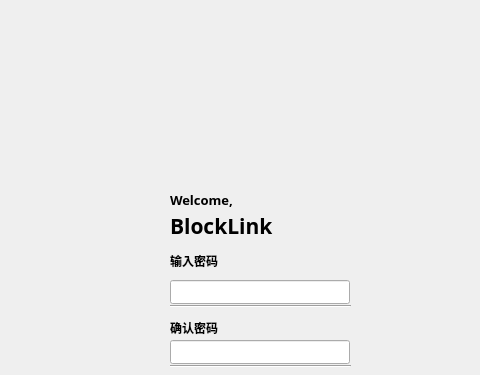
Above: firstlogin.ui from HcashOrg/hx-indicator before the change; both pictures show x 115 to 595 and y 0 to 375 of the 960 by 580 pixel window. Below: the same form after it.
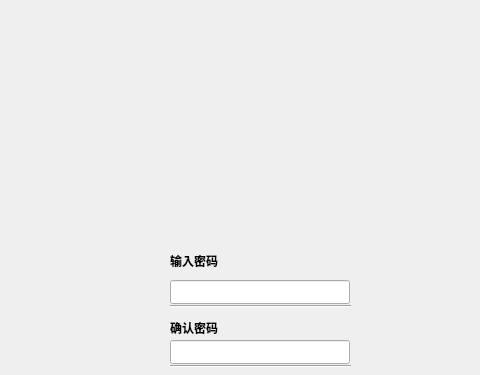
That is the form after the change.

```diff
--- a/firstlogin.ui
+++ b/firstlogin.ui
@@ -176,45 +176,7 @@
     <string/>
    </property>
    <property name="alignment">
-    <set>Qt::AlignCenter</set>
-   </property>
-  </widget>
-  <widget class="QLabel" name="label_wel">
-   <property name="geometry">
-    <rect>
-     <x>285</x>
-     <y>189</y>
-     <width>81</width>
-     <height>21</height>
-    </rect>
-   </property>
-   <property name="font">
-    <font>
-     <family>黑体</family>
-     <pointsize>10</pointsize>
-    </font>
-   </property>
-   <property name="text">
-    <string>Welcome,</string>
-   </property>
-  </widget>
-  <widget class="QLabel" name="label_bloc">
-   <property name="geometry">
-    <rect>
-     <x>285</x>
-     <y>210</y>
-     <width>141</width>
-     <height>31</height>
-    </rect>
-   </property>
-   <property name="font">
-    <font>
-     <family>黑体</family>
-     <pointsize>16</pointsize>
-    </font>
-   </property>
-   <property name="text">
-    <string>BlockLink</string>
+    <set>Qt::AlignLeading|Qt::AlignLeft|Qt::AlignVCenter</set>
    </property>
   </widget>
   <widget class="Line" name="line">
@@ -243,6 +205,28 @@
     <enum>Qt::Horizontal</enum>
    </property>
   </widget>
+  <widget class="QLabel" name="welcome_label">
+   <property name="geometry">
+    <rect>
+     <x>285</x>
+     <y>190</y>
+     <width>121</width>
+     <height>45</height>
+    </rect>
+   </property>
+   <property name="font">
+    <font>
+     <family>黑体</family>
+     <pointsize>16</pointsize>
+    </font>
+   </property>
+   <property name="styleSheet">
+    <string notr="true"/>
+   </property>
+   <property name="text">
+    <string/>
+   </property>
+  </widget>
   <zorder>label2</zorder>
   <zorder>label</zorder>
   <zorder>pwdLineEdit2</zorder>
```
Left out of the diff: 3 changed lines with no effect on the pictures.
